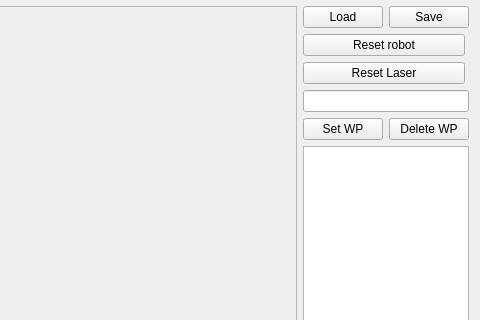
Before: the Qt Designer form mainwindow.ui in andrejdurina/RMR, drawn with Qt 5; both pictures show x 314 to 794 and y 106 to 426 of the 794 by 620 pixel window.
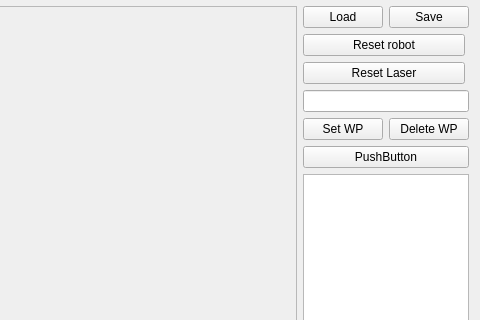
After: the same form once the commit is applied.

```diff
--- a/mainwindow.ui
+++ b/mainwindow.ui
@@ -249,6 +249,13 @@
         </item>
        </layout>
       </item>
+      <item>
+       <widget class="QPushButton" name="pushButton_14">
+        <property name="text">
+         <string>PushButton</string>
+        </property>
+       </widget>
+      </item>
       <item>
        <widget class="QListWidget" name="listWidget"/>
       </item>
```
